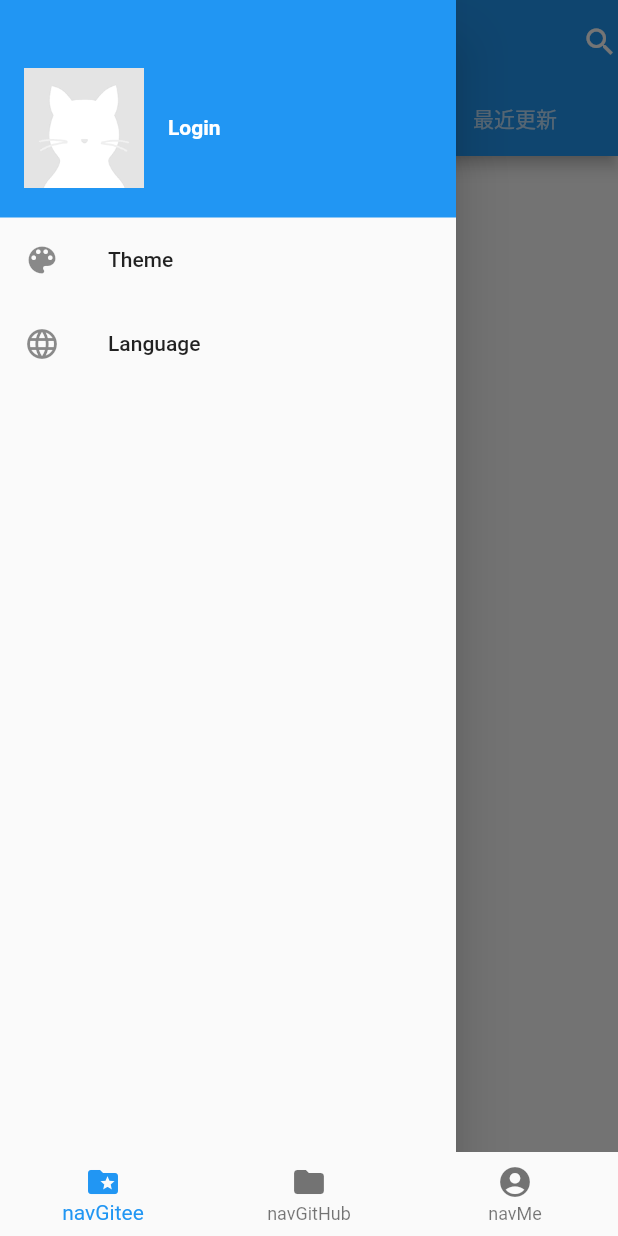
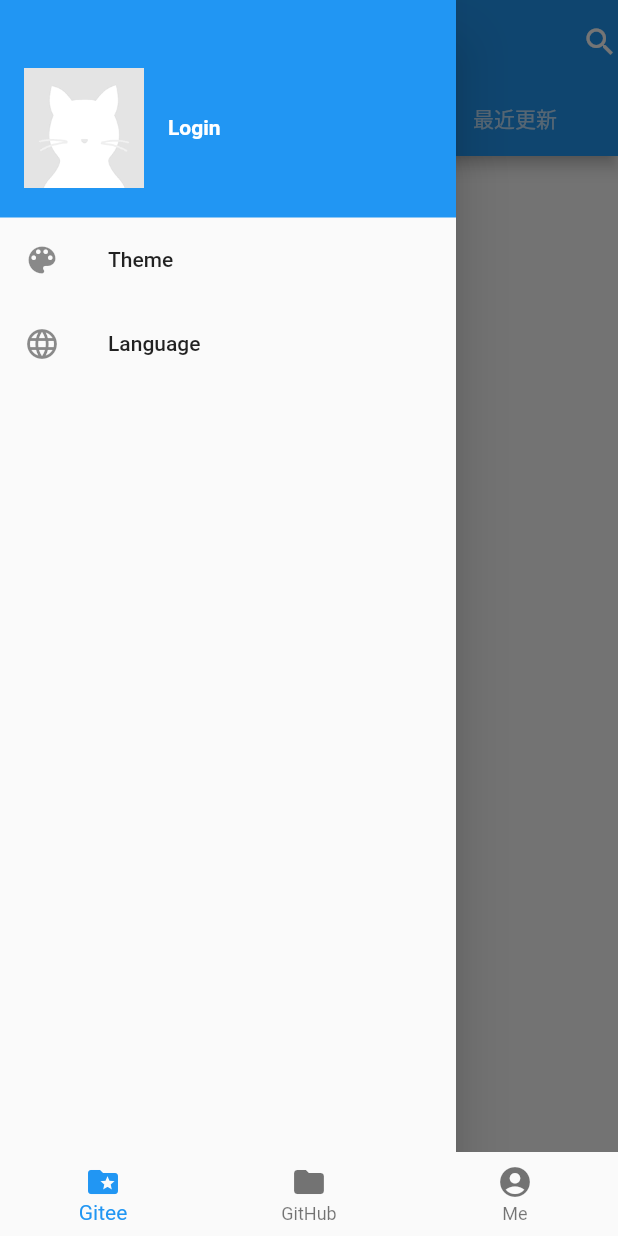
Before and after one commit to 3514/gitee_client_flutter, a Flutter app: the screen it shows after launch, with the side drawer open, on a phone screen of 412 x 824 dp. Run offline on Flutter 3.47's test engine with Material 2 defaults, Android fonts, the phone set to English and light mode, and no system bars; our stand-ins replace cached_network_image, dio, event_bus, fluttertoast, shared_preferences; missing offline and left inert: flukit; generated files the repository leaves out were written again.

```diff
--- a/l10n-arb/intl_messages.arb
+++ b/l10n-arb/intl_messages.arb
@@ -1,5 +1,5 @@
 {
-  "@@last_modified": "2020-09-15T11:26:31.788306",
+  "@@last_modified": "2020-09-16T10:58:04.934326",
   "title": "Gitee",
   "@title": {
     "description": "Title for the Gitee application",
@@ -86,17 +86,17 @@
     "type": "text",
     "placeholders": {}
   },
-  "navGitee": "navGitee",
+  "navGitee": "Gitee",
   "@navGitee": {
     "type": "text",
     "placeholders": {}
   },
-  "navGitHub": "navGitHub",
+  "navGitHub": "GitHub",
   "@navGitHub": {
     "type": "text",
     "placeholders": {}
   },
-  "navMe": "navMe",
+  "navMe": "Me",
   "@navMe": {
     "type": "text",
     "placeholders": {}
--- a/lib/l10n/localization_intl.dart
+++ b/lib/l10n/localization_intl.dart
@@ -69,11 +69,11 @@ class GmLocalizations {
 
   String get cancel => Intl.message('cancel', name: 'cancel');
 
-  String get navGitee => Intl.message('navGitee', name: 'navGitee');
+  String get navGitee => Intl.message('Gitee', name: 'navGitee');
 
-  String get navGitHub => Intl.message('navGitHub', name: 'navGitHub');
+  String get navGitHub => Intl.message('GitHub', name: 'navGitHub');
 
-  String get navMe => Intl.message('navMe', name: 'navMe');
+  String get navMe => Intl.message('Me', name: 'navMe');
 }
 
 //Locale代理类
--- a/lib/l10n/messages_messages.dart
+++ b/lib/l10n/messages_messages.dart
@@ -28,9 +28,9 @@ class MessageLookup extends MessageLookupByLibrary {
     "login" : MessageLookupByLibrary.simpleMessage("Login"),
     "logout" : MessageLookupByLibrary.simpleMessage("logout"),
     "logoutTip" : MessageLookupByLibrary.simpleMessage("Are you sure you want to quit your current account?"),
-    "navGitHub" : MessageLookupByLibrary.simpleMessage("navGitHub"),
-    "navGitee" : MessageLookupByLibrary.simpleMessage("navGitee"),
-    "navMe" : MessageLookupByLibrary.simpleMessage("navMe"),
+    "navGitHub" : MessageLookupByLibrary.simpleMessage("GitHub"),
+    "navGitee" : MessageLookupByLibrary.simpleMessage("Gitee"),
+    "navMe" : MessageLookupByLibrary.simpleMessage("Me"),
     "noDescription" : MessageLookupByLibrary.simpleMessage("No description yet !"),
     "password" : MessageLookupByLibrary.simpleMessage("Password"),
     "passwordRequired" : MessageLookupByLibrary.simpleMessage("Password required!"),
--- a/lib/route/home_route.dart
+++ b/lib/route/home_route.dart
@@ -18,7 +18,7 @@ class _HomeRouteState extends State<HomeRoute> {
     _pageList = List();
     _pageList.add(RepoListRoute());
     _pageList.add(LanguageRoute());
-    _pageList.add(RepoListRoute());
+    _pageList.add(LanguageRoute());
   }
 
   @override
--- a/pubspec.yaml
+++ b/pubspec.yaml
@@ -31,7 +31,7 @@ dependencies:
   dio: ^3.0.10
   provider: ^4.3.2
   shared_preferences: ^0.5.10
-  cached_network_image: ^2.3.1
+  cached_network_image: ^2.3.2+1
   fluttertoast: ^7.0.4
   flukit: ^1.0.2
   event_bus: ^1.1.0
```
Also changed, not shown: lib/common/funs.dart (+17 -4 lines), lib/route/page_repo_list.dart (+11 -43 lines), lib/route/page_search.dart (+112 -120 lines), lib/route/home_drawer.dart (indentation only), 1 other file.
